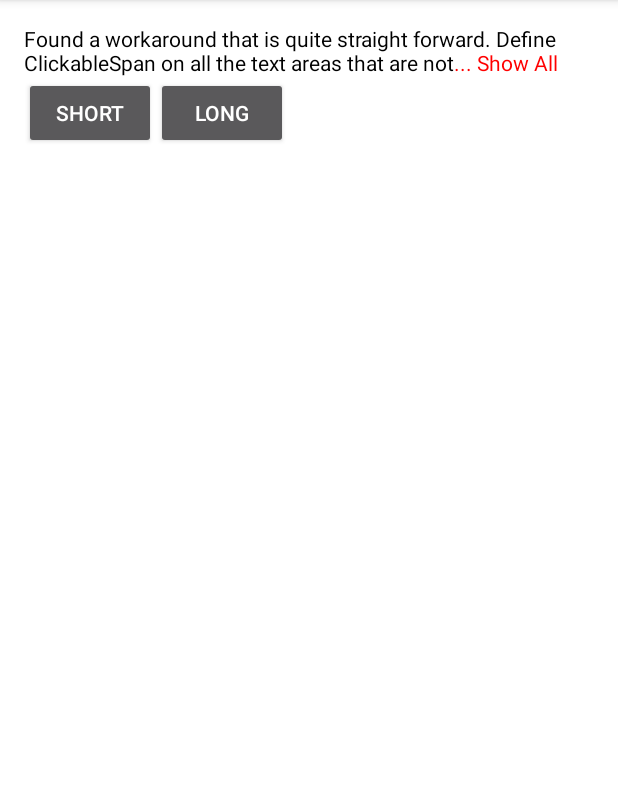
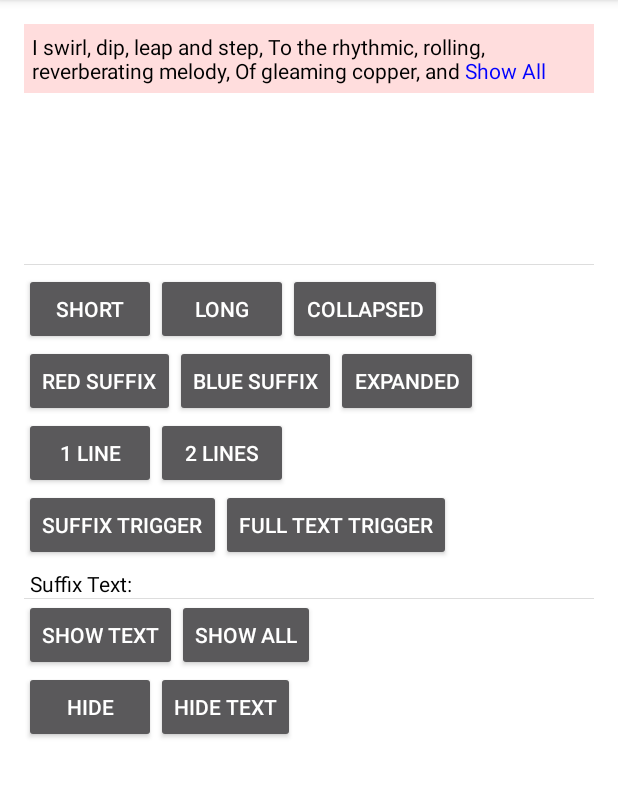
Before and after one commit to timqi/CollapsibleTextView, an Android app: the screen it shows after launch (MainActivity), on a phone screen of 412 x 824 dp, the part 84-882 px from its top. Run offline under Robolectric (Android 15) with nearby library versions, the phone set to English and light mode, and no system bars.

Commit message:
update example

```diff
--- a/example/src/main/java/com/timqi/collapsibletextview/example/MainActivity.java
+++ b/example/src/main/java/com/timqi/collapsibletextview/example/MainActivity.java
@@ -1,43 +1,92 @@
 package com.timqi.collapsibletextview.example;
 
+import android.os.Bundle;
 import android.support.v7.app.AppCompatActivity;
-import android.os.Bundle;
 import android.view.View;
 import android.widget.Toast;
 
 import com.timqi.collapsibletextview.CollapsibleTextView;
 
-public class MainActivity extends AppCompatActivity {
+public class MainActivity extends AppCompatActivity implements View.OnClickListener {
 
-  private CollapsibleTextView mTextNormal;
+  private CollapsibleTextView mText;
+
+  private String
+      mShortText = "I lost my shoe.",
+      mLongText = "I swirl, dip, leap and step, To the rhythmic, rolling, reverberating melody, Of gleaming copper, and polished bronze; A shivering note, long held in the air. The deep, monotonous, shivering song, of shining, gleaming, chiming bells. I must leave before the twelfth gong. Prepare my pumpkin. I lost my shoe.";
 
   @Override
   protected void onCreate(Bundle savedInstanceState) {
     super.onCreate(savedInstanceState);
     setContentView(R.layout.activity_main);
-    mTextNormal = (CollapsibleTextView) findViewById(R.id.normal);
-    mTextNormal.setOnClickListener(new View.OnClickListener() {
-      @Override
-      public void onClick(View v) {
+    mText = (CollapsibleTextView) findViewById(R.id.normal);
+    mText.setOnClickListener(this);
+    mText.setFullString(mLongText);
+    findViewById(R.id.showShort).setOnClickListener(this);
+    findViewById(R.id.showLong).setOnClickListener(this);
+    findViewById(R.id.collapsed).setOnClickListener(this);
+    findViewById(R.id.expanded).setOnClickListener(this);
+    findViewById(R.id.redSuffix).setOnClickListener(this);
+    findViewById(R.id.blueSuffix).setOnClickListener(this);
+    findViewById(R.id.showLong).setOnClickListener(this);
+    findViewById(R.id.collapsed1line).setOnClickListener(this);
+    findViewById(R.id.collapsed2lines).setOnClickListener(this);
+    findViewById(R.id.collapsedTextShowAll).setOnClickListener(this);
+    findViewById(R.id.collapsedTextShowText).setOnClickListener(this);
+    findViewById(R.id.expandedTextHide).setOnClickListener(this);
+    findViewById(R.id.expandedTextHideText).setOnClickListener(this);
+    findViewById(R.id.suffixTrigger).setOnClickListener(this);
+    findViewById(R.id.fullTextTrigger).setOnClickListener(this);
+  }
+
+  @Override
+  public void onClick(View v) {
+    switch (v.getId()) {
+      case R.id.normal:
         Toast.makeText(v.getContext(), "click", Toast.LENGTH_SHORT).show();
-      }
-    });
-
-    findViewById(R.id.showShort).setOnClickListener(new View.OnClickListener() {
-      @Override
-      public void onClick(View v) {
-        mTextNormal.setCollapsedString("Found a workaround that is quite straight forward. Define ClickableSpan on all the text areas");
-      }
-    });
-
-
-    findViewById(R.id.showLong).setOnClickListener(new View.OnClickListener() {
-      @Override
-      public void onClick(View v) {
-        mTextNormal.setCollapsedString("Found a workaround that is quite straight forward. Define ClickableSpan on all the text areas that are not part of the links and handle the click on them as if the text view was clicked");
-      }
-    });
-
-
+        break;
+      case R.id.showShort:
+        mText.setFullString(mShortText);
+        break;
+      case R.id.showLong:
+        mText.setFullString(mLongText);
+        break;
+      case R.id.expanded:
+        mText.setExpanded(true);
+        break;
+      case R.id.collapsed:
+        mText.setExpanded(false);
+        break;
+      case R.id.redSuffix:
+        mText.setSuffixColor(0xffff0000);
+        break;
+      case R.id.blueSuffix:
+        mText.setSuffixColor(0xff0000ff);
+        break;
+      case R.id.collapsed1line:
+        mText.setCollapsedLines(1);
+        break;
+      case R.id.collapsed2lines:
+        mText.setCollapsedLines(2);
+        break;
+      case R.id.suffixTrigger:
+        mText.setSuffixTrigger(true);
+        break;
+      case R.id.fullTextTrigger:
+        mText.setSuffixTrigger(false);
+        break;
+      case R.id.collapsedTextShowAll:
+        mText.setCollapsedText(" Show All");
+        break;
+      case R.id.collapsedTextShowText:
+        mText.setCollapsedText(" Show Text");
+        break;
+      case R.id.expandedTextHideText:
+        mText.setExpandedText(" Hide Text");
+        break;
+      case R.id.expandedTextHide:
+        mText.setExpandedText(" Hide");
+        break;
+    }
   }
 }
--- a/example/src/main/res/layout/activity_main.xml
+++ b/example/src/main/res/layout/activity_main.xml
@@ -22,19 +22,32 @@
       android:orientation="vertical"
       >
 
+      <FrameLayout
+        android:layout_width="match_parent"
+        android:layout_height="160dp"
+        >
+
         <com.timqi.collapsibletextview.CollapsibleTextView
           xmlns:app="http://schemas.android.com/apk/res-auto"
           android:id="@+id/normal"
           android:layout_width="wrap_content"
           android:layout_height="wrap_content"
-        android:background="?attr/selectableItemBackground"
-        android:text="Found a workaround that is quite straight forward. Define ClickableSpan on all the text areas that are not part of the links and handle the click on them as if the text view was clicked"
+          android:background="#22ff0000"
+          android:padding="5dp"
           android:textColor="#000"
           app:collapsedLines="2"
-        app:collapsedText="... Show All"
+          app:collapsedText=" Show All"
           app:expandedText=" Hide"
-        app:suffixColor="#f00"
+          app:suffixColor="#0000ff"
           app:suffixTrigger="true"
+          />
+      </FrameLayout>
+
+      <View
+        android:layout_width="match_parent"
+        android:layout_height="0.5dp"
+        android:layout_marginBottom="5dp"
+        android:background="#22000000"
         />
 
       <LinearLayout
@@ -52,12 +65,148 @@
 
         <Button
           android:id="@+id/showLong"
-          android:text="Long"
           android:layout_width="wrap_content"
           android:layout_height="wrap_content"
+          android:text="Long"
+          />
+
+
+        <Button
+          android:id="@+id/collapsed"
+          android:layout_width="wrap_content"
+          android:layout_height="wrap_content"
+          android:text="collapsed"
+          />
+
+      </LinearLayout>
+
+      <LinearLayout
+        android:layout_width="match_parent"
+        android:layout_height="wrap_content"
+        >
+
+        <Button
+          android:id="@+id/redSuffix"
+          android:layout_width="wrap_content"
+          android:layout_height="wrap_content"
+          android:text="red suffix"
+          />
+
+        <Button
+          android:id="@+id/blueSuffix"
+          android:layout_width="wrap_content"
+          android:layout_height="wrap_content"
+          android:text="Blue suffix"
+          />
+
+        <Button
+          android:id="@+id/expanded"
+          android:layout_width="wrap_content"
+          android:layout_height="wrap_content"
+          android:text="expanded"
           />
       </LinearLayout>
 
+      <LinearLayout
+        android:layout_width="match_parent"
+        android:layout_height="wrap_content"
+        >
+
+        <Button
+          android:id="@+id/collapsed1line"
+          android:layout_width="wrap_content"
+          android:layout_height="wrap_content"
+          android:text="1 Line"
+          />
+
+        <Button
+          android:id="@+id/collapsed2lines"
+          android:layout_width="wrap_content"
+          android:layout_height="wrap_content"
+          android:text="2 Lines"
+          />
+      </LinearLayout>
+
+      <LinearLayout
+        android:layout_width="match_parent"
+        android:layout_height="wrap_content"
+        >
+
+        <Button
+          android:id="@+id/suffixTrigger"
+          android:layout_width="wrap_content"
+          android:layout_height="wrap_content"
+          android:text="suffix trigger"
+          />
+
+        <Button
+          android:id="@+id/fullTextTrigger"
+          android:layout_width="wrap_content"
+          android:layout_height="wrap_content"
+          android:text="full text trigger"
+          />
+      </LinearLayout>
+
+      <TextView
+        android:layout_width="wrap_content"
+        android:layout_height="wrap_content"
+        android:layout_marginLeft="4dp"
+        android:layout_marginTop="5dp"
+        android:text="Suffix Text:"
+        android:textColor="#000"
+        />
+
+      <View
+        android:layout_width="match_parent"
+        android:layout_height="0.5dp"
+        android:background="#22000000"
+        />
+
+
+      <LinearLayout
+        android:layout_width="match_parent"
+        android:layout_height="wrap_content"
+        android:orientation="horizontal"
+        >
+
+        <Button
+          android:id="@+id/collapsedTextShowText"
+          android:layout_width="wrap_content"
+          android:layout_height="wrap_content"
+          android:text="show text"
+          />
+
+        <Button
+          android:id="@+id/collapsedTextShowAll"
+          android:layout_width="wrap_content"
+          android:layout_height="wrap_content"
+          android:text="show all"
+          />
+
+
+      </LinearLayout>
+
+      <LinearLayout
+        android:layout_width="match_parent"
+        android:layout_height="wrap_content"
+        android:orientation="horizontal"
+        >
+
+        <Button
+          android:id="@+id/expandedTextHide"
+          android:layout_width="wrap_content"
+          android:layout_height="wrap_content"
+          android:text="hide"
+          />
+
+        <Button
+          android:id="@+id/expandedTextHideText"
+          android:layout_width="wrap_content"
+          android:layout_height="wrap_content"
+          android:text="hide text"
+          />
+
+      </LinearLayout>
     </LinearLayout>
   </ScrollView>
 
```
Lines whose indentation alone changed are shown as unchanged.
